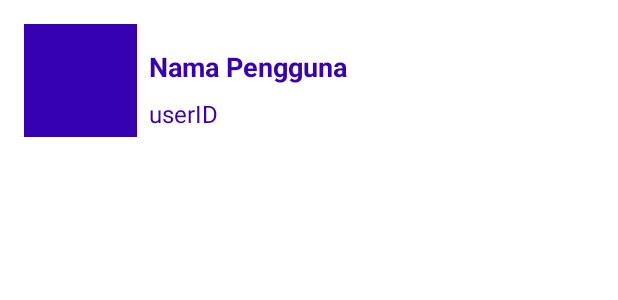
After one commit to idmdragon/Raion-GUP, an Android app: the layout item_user.xml on its own in the app's theme, with its tools: preview values and no code run, on a phone screen of 412 x 824 dp. The commit adds this screen. Shown: the top 300 px of the screen. Run offline under Robolectric (Android 15) with nearby library versions, the phone set to English and light mode, and no system bars.

Commit message:
Workshop1

```diff
--- a/app/build.gradle
+++ b/app/build.gradle
@@ -1,6 +1,7 @@
 plugins {
     id 'com.android.application'
     id 'kotlin-android'
+    id 'kotlin-parcelize'
 }
 
 android {
@@ -23,6 +24,11 @@ android {
             proguardFiles getDefaultProguardFile('proguard-android-optimize.txt'), 'proguard-rules.pro'
         }
     }
+
+    buildFeatures{
+        viewBinding true
+    }
+
     compileOptions {
         sourceCompatibility JavaVersion.VERSION_1_8
         targetCompatibility JavaVersion.VERSION_1_8
--- a/app/src/main/java/com/raionapp/githubuserprofile/data/User.kt
+++ b/app/src/main/java/com/raionapp/githubuserprofile/data/User.kt
@@ -1,5 +1,9 @@
 package com.raionapp.githubuserprofile.data
 
+import android.os.Parcelable
+import kotlinx.parcelize.Parcelize
+
+@Parcelize
 data class User(
 val Username : String,
 val Name : String,
@@ -9,4 +13,4 @@ val Company : String,
 val Followers : String,
 val Following : String,
 val Avatar : Int
-)
+):Parcelable
--- /dev/null
+++ b/app/src/main/res/layout/item_user.xml
@@ -0,0 +1,41 @@
+<?xml version="1.0" encoding="utf-8"?>
+<androidx.constraintlayout.widget.ConstraintLayout xmlns:android="http://schemas.android.com/apk/res/android"
+    android:layout_width="match_parent"
+    android:layout_height="wrap_content"
+    android:layout_marginBottom="8dp"
+    xmlns:tools="http://schemas.android.com/tools"
+    xmlns:app="http://schemas.android.com/apk/res-auto">
+
+
+    <de.hdodenhof.circleimageview.CircleImageView
+        android:layout_width="75dp"
+        android:layout_marginTop="16dp"
+        android:id="@+id/iv_avatar"
+        app:layout_constraintLeft_toLeftOf="parent"
+        app:layout_constraintTop_toTopOf="parent"
+        android:layout_marginStart="16dp"
+        tools:background="@color/purple_700"
+        android:layout_height="75dp"/>
+
+    <TextView
+        android:id="@+id/tv_username"
+        android:layout_width="wrap_content"
+        android:layout_height="wrap_content"
+        tools:text ="Nama Pengguna"
+        style="@style/Heading1"
+        android:layout_marginStart="8dp"
+        android:layout_marginTop="16dp"
+        app:layout_constraintTop_toTopOf="@id/iv_avatar"
+        app:layout_constraintLeft_toRightOf="@id/iv_avatar"/>
+
+    <TextView
+        android:id="@+id/tv_name"
+        style="@style/Heading2"
+        android:layout_marginTop="8dp"
+        android:layout_width="wrap_content"
+        android:layout_height="wrap_content"
+        app:layout_constraintStart_toStartOf="@+id/tv_username"
+        app:layout_constraintTop_toBottomOf="@+id/tv_username"
+        tools:text="userID" />
+
+</androidx.constraintlayout.widget.ConstraintLayout>
```
Also changed, not shown: app/src/main/java/com/raionapp/githubuserprofile/ui/detail/DetailActivity.kt (+31 -1 lines), app/src/main/java/com/raionapp/githubuserprofile/ui/main/MainActivity.kt (+16 -2 lines), app/src/main/java/com/raionapp/githubuserprofile/ui/main/MainAdapter.kt (added, +21 -0 lines), app/src/main/java/com/raionapp/githubuserprofile/ui/main/MainViewHolder.kt (added, +30 -0 lines), app/src/main/res/layout/activity_detail.xml (+6 -4 lines), app/src/main/res/layout/activity_main.xml (+6 -7 lines).
